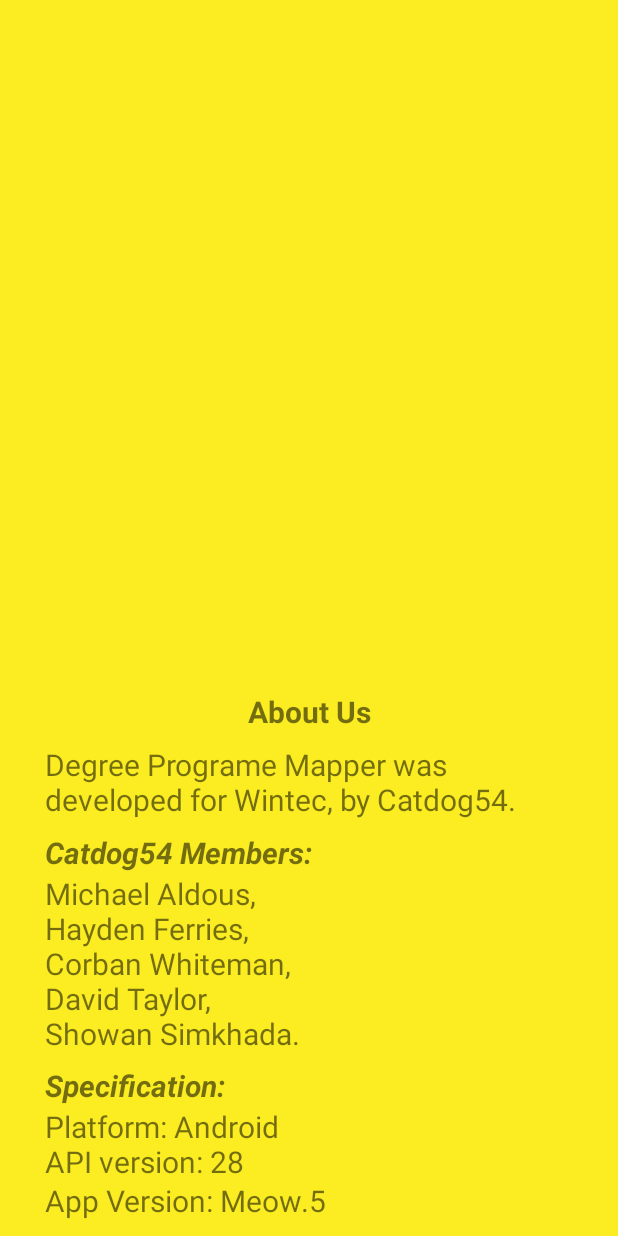
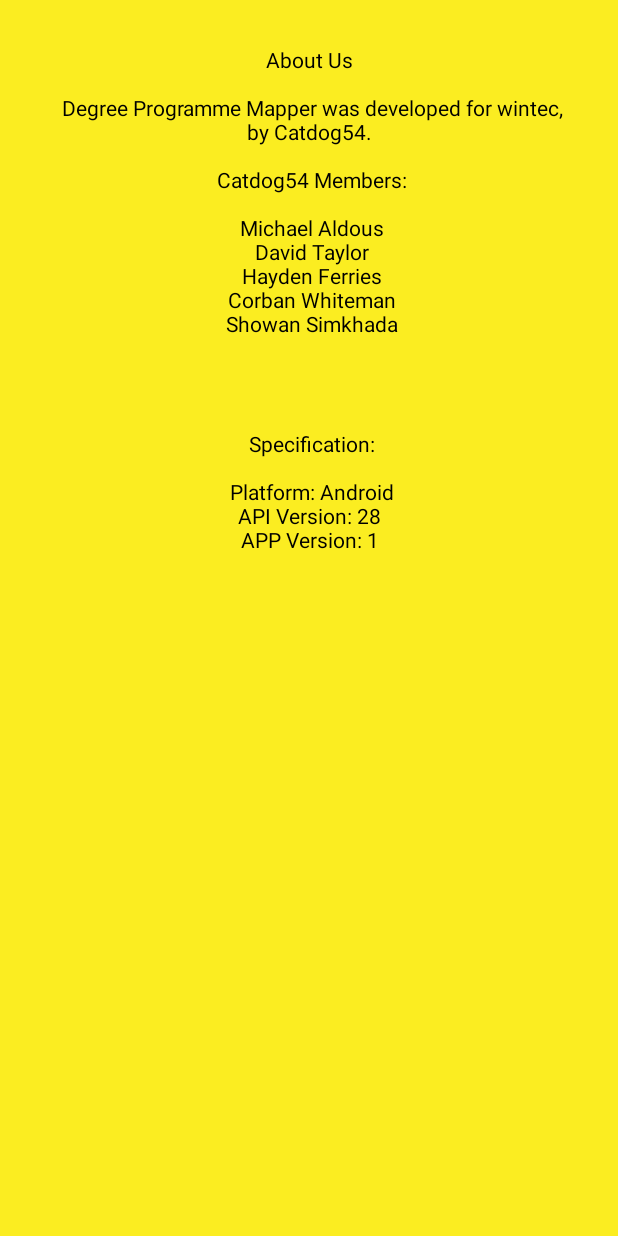
Before and after one commit to MichaelAldous/StudyPlanner, an Android app: the ActivityAbout screen opened directly, with no data from a screen before it, on a phone screen of 412 x 824 dp. Run offline under Robolectric (Android 15) with nearby library versions, the phone set to English and light mode, and no system bars.

Commit message:
About Screen
Changed about screen to look nicer

```diff
--- a/app/src/main/res/layout/activity_about.xml
+++ b/app/src/main/res/layout/activity_about.xml
@@ -8,80 +8,21 @@
     tools:layout_editor_absoluteY="81dp">
 
     <TextView
-        android:id="@+id/textView_about"
+        android:maxLines="30"
+        android:id="@+id/textView12"
         android:layout_width="0dp"
-        android:layout_height="wrap_content"
+        android:layout_height="0dp"
+        android:layout_marginBottom="30dp"
+        android:layout_marginEnd="30dp"
         android:layout_marginStart="30dp"
-        android:layout_marginEnd="30dp"
-        android:layout_marginBottom="8dp"
-        android:text="@string/about_us"
-        android:textSize="20sp"
-        app:layout_constraintBottom_toTopOf="@+id/textView17"
+        android:layout_marginTop="30dp"
+        android:text="@string/about_page"
+        android:textAlignment="center"
+        android:textColor="@android:color/black"
+        app:layout_constraintBottom_toBottomOf="parent"
         app:layout_constraintEnd_toEndOf="parent"
-        app:layout_constraintStart_toStartOf="parent" />
-
-    <TextView
-        android:id="@+id/textView12"
-        android:layout_width="186dp"
-        android:layout_height="120dp"
-        android:layout_marginBottom="8dp"
-        android:text="@string/members"
-        android:textSize="20sp"
-        app:layout_constraintBottom_toTopOf="@+id/textView13"
-        app:layout_constraintStart_toStartOf="@+id/textView17" />
-
-    <TextView
-        android:id="@+id/textView13"
-        android:layout_width="wrap_content"
-        android:layout_height="wrap_content"
-        android:text="@string/specification"
-        android:textSize="20sp"
-        android:textStyle="bold|italic"
-        app:layout_constraintBottom_toTopOf="@+id/textView15"
-        app:layout_constraintStart_toStartOf="@+id/textView15" />
-
-    <TextView
-        android:id="@+id/textView14"
-        android:layout_width="wrap_content"
-        android:layout_height="wrap_content"
-        android:layout_marginBottom="8dp"
-        android:text="About Us"
-        android:textSize="20sp"
-        android:textStyle="bold"
-        app:layout_constraintBottom_toTopOf="@+id/textView_about"
-        app:layout_constraintEnd_toEndOf="parent"
-        app:layout_constraintStart_toStartOf="parent" />
-
-    <TextView
-        android:id="@+id/textView15"
-        android:layout_width="0dp"
-        android:layout_height="49dp"
-        android:layout_marginStart="30dp"
-        android:layout_marginEnd="21dp"
-        android:text="@string/specification_1"
-        android:textSize="20sp"
-        app:layout_constraintBottom_toTopOf="@+id/textView16"
-        app:layout_constraintEnd_toEndOf="@+id/textView16"
-        app:layout_constraintStart_toStartOf="parent" />
-
-    <TextView
-        android:id="@+id/textView16"
-        android:layout_width="wrap_content"
-        android:layout_height="wrap_content"
-        android:layout_marginStart="30dp"
-        android:layout_marginBottom="10dp"
-        android:text="@string/app_version"
-        android:textSize="20sp"
-        app:layout_constraintBottom_toBottomOf="parent"
-        app:layout_constraintStart_toStartOf="parent" />
-
-    <TextView
-        android:id="@+id/textView17"
-        android:layout_width="wrap_content"
-        android:layout_height="wrap_content"
-        android:text="@string/member"
-        android:textSize="20sp"
-        android:textStyle="bold|italic"
-        app:layout_constraintBottom_toTopOf="@+id/textView12"
-        app:layout_constraintStart_toStartOf="@+id/textView_about" />
+        app:layout_constraintHorizontal_bias="0.0"
+        app:layout_constraintStart_toStartOf="parent"
+        app:layout_constraintTop_toTopOf="parent"
+        app:layout_constraintVertical_bias="0.0" />
 </android.support.constraint.ConstraintLayout>
--- a/app/src/main/res/values/strings.xml
+++ b/app/src/main/res/values/strings.xml
@@ -16,4 +16,16 @@
         White indicates active. \n
         Green indicates passed. \n
         Red indicates prerequisites not met.</string>
+    <string name="about_page">About Us\n\n
+        Degree Programme Mapper was developed for wintec, by Catdog54.\n\n
+        Catdog54 Members:\n\n
+        Michael Aldous\n
+        David Taylor\n
+        Hayden Ferries\n
+        Corban Whiteman\n
+        Showan Simkhada\n\n\n\n\n
+        Specification:\n\n Platform:
+        Android\n
+        API Version: 28
+        \nAPP Version: 1</string>
 </resources>
```
